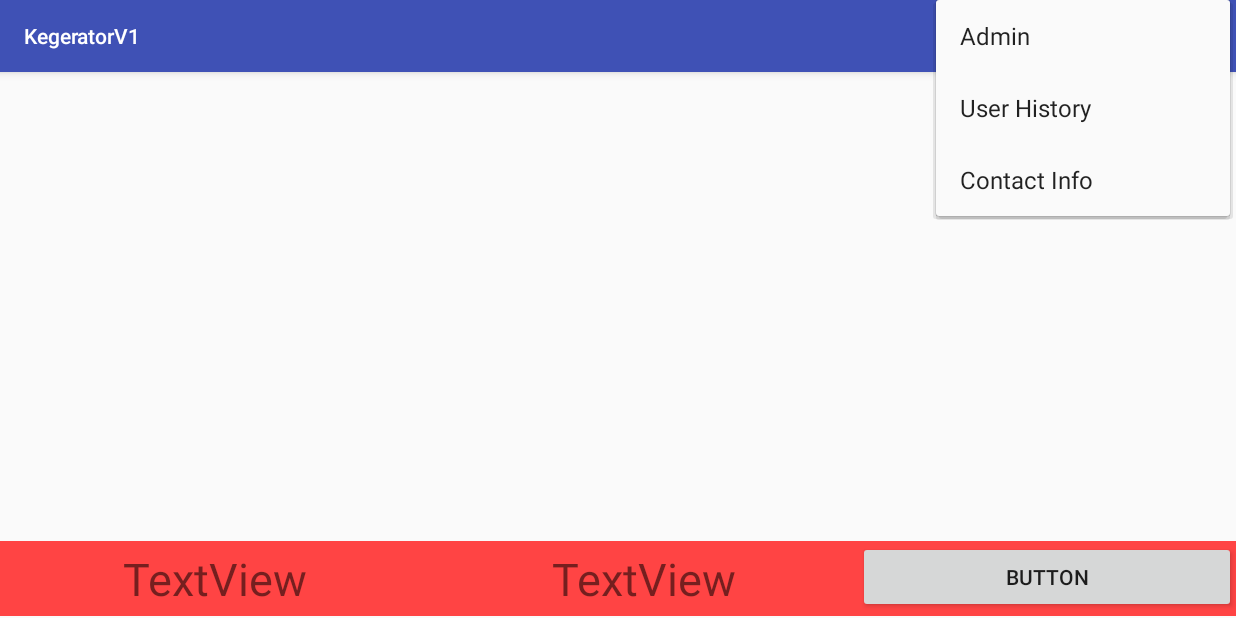
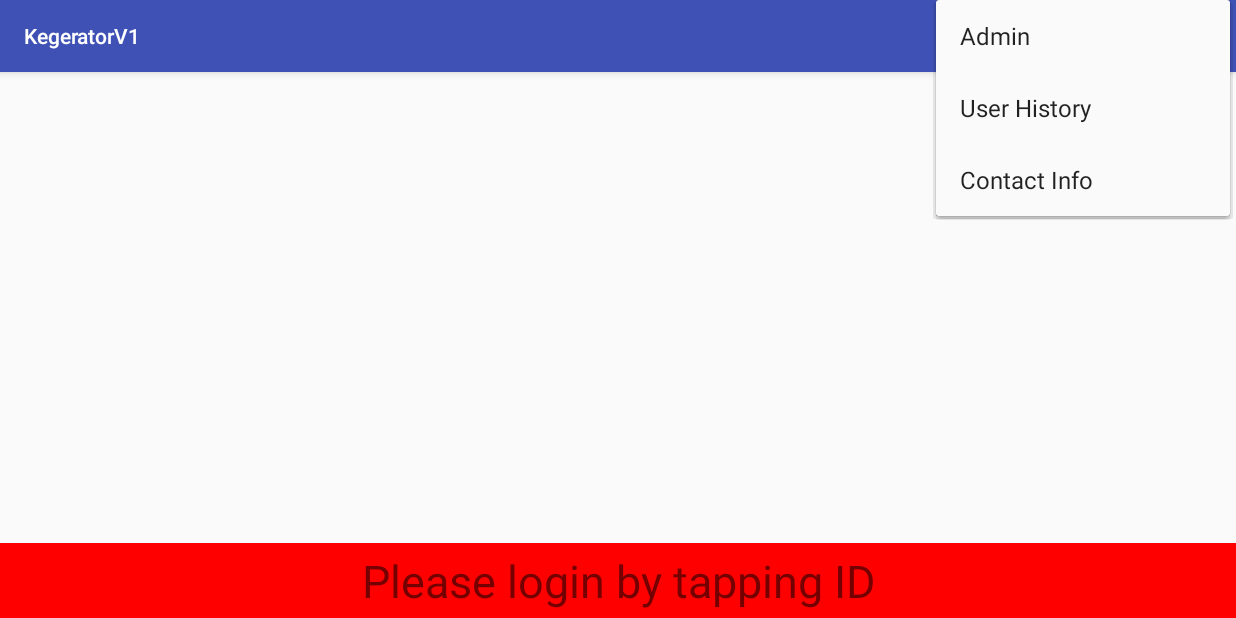
Before and after one commit to scottmayberry/KegeratorV2, an Android app: the screen it shows after launch (MainActivity), with the options menu open, on a phone screen of 824 x 412 dp (held sideways). Run offline under Robolectric (Android 15) with nearby library versions, the phone set to English and light mode, and no system bars; our stand-ins replace Firebase (no records; nobody signed in at launch, a user with empty details on screens opened directly); libraries missing offline, so code that uses them is left out: com.dropbox.client2.

Commit message:
Connecting to Arduino

```diff
--- a/app/src/main/java/com/example/sctma/kegeratorv1/MainActivity.java
+++ b/app/src/main/java/com/example/sctma/kegeratorv1/MainActivity.java
@@ -7,6 +7,7 @@ import android.content.Intent;
 import android.content.IntentFilter;
 import android.graphics.Bitmap;
 import android.graphics.BitmapFactory;
+import android.graphics.Color;
 import android.support.v4.content.LocalBroadcastManager;
 import android.support.v7.app.AlertDialog;
 import android.support.v7.app.AppCompatActivity;
@@ -17,7 +18,10 @@ import android.view.Menu;
 import android.view.MenuInflater;
 import android.view.MenuItem;
 import android.view.View;
+import android.widget.Button;
 import android.widget.ImageView;
+import android.widget.LinearLayout;
+import android.widget.Space;
 import android.widget.TextView;
 import android.widget.Toast;
 
@@ -34,6 +38,8 @@ import com.google.firebase.database.ValueEventListener;
 import java.io.File;
 import java.util.HashMap;
 import java.util.Hashtable;
+import java.util.Timer;
+import java.util.TimerTask;
 
 import static com.example.sctma.kegeratorv1.Util.ADMIN_REQUEST;
 import static com.example.sctma.kegeratorv1.Util.balanceHashTable;
@@ -50,6 +56,8 @@ public class MainActivity extends AbstractActivity {
 
     CardView keg1;
     CardView keg2;
+
+    Timer timer;
 
     boolean cardReadStart;
     StringBuilder cardString;
@@ -101,14 +109,16 @@ public class MainActivity extends AbstractActivity {
             String key = dataSnapshot.getKey();
             rfidHashTable.put(key,
                     new RFID((String) dataSnapshot.child("rfid").getValue(),
-                            (String) dataSnapshot.child("PushID").getValue()));
+                            (String) dataSnapshot.child("pushID").getValue(),
+                            (String) dataSnapshot.child("username").getValue()));
         }
 
         @Override
         public void onChildChanged(DataSnapshot dataSnapshot, String s) {
             RFID user = rfidHashTable.get(dataSnapshot.getKey());
             user.setRFID((String)dataSnapshot.child("rfid").getValue());
-            user.setPushID((String) dataSnapshot.child("PushID").getValue());
+            user.setPushID((String) dataSnapshot.child("pushID").getValue());
+            user.setUsername((String) dataSnapshot.child("username").getValue());
         }
 
         @Override
@@ -264,6 +274,8 @@ public class MainActivity extends AbstractActivity {
         cardReadStart = false;
         cardString = new StringBuilder();
 
+        logOut();
+
 
 
         //click listeners for the buttons
@@ -271,9 +283,18 @@ public class MainActivity extends AbstractActivity {
             @Override
             public void onClick(View v) {
                 //on click listener to keg 1 screen
-                Intent intent = new Intent(getApplicationContext(), PourActivity.class);
+                String ra = "12:201:182:203";
+                RFID rad = rfidHashTable.get(ra);
+                User u = userHashTable.get(rad.getPushID());
+                Balance b = balanceHashTable.get(u.getUsername());
+                if(Util.currentUser == null)
+                    logOn(u,b);
+                else
+                    logOut();
+
+                /*Intent intent = new Intent(getApplicationContext(), PourActivity.class);
                 intent.putExtra("KegPos", 0);
-                startActivity(intent);
+                startActivity(intent);*/
             }
         });
         keg2.setOnClickListener(new View.OnClickListener(){
@@ -281,6 +302,15 @@ public class MainActivity extends AbstractActivity {
             @Override
             public void onClick(View v) {
                 //on click listener to keg 2 screen
+                if(Util.currentUser == null) {
+                    Toast.makeText(getApplicationContext(), "Please log in first", Toast.LENGTH_SHORT).show();
+                    return;
+                }
+                if(Util.currentBalance.getBalance() < 3) {
+                    Toast.makeText(getApplicationContext(), "Balance must be greater than $3 to begin pouring", Toast.LENGTH_SHORT).show();
+                    return;
+                }
+
                 Intent intent = new Intent(getApplicationContext(), PourActivity.class);
                 intent.putExtra("KegPos", 1);
                 startActivity(intent);
@@ -304,6 +334,50 @@ public class MainActivity extends AbstractActivity {
 
     }
 
+    private void logOn(User u, Balance b)
+    {
+        Util.currentUser = u;
+        Util.currentBalance = b;
+        Toast.makeText(getApplicationContext(), "Welcome " + u.getName(), Toast.LENGTH_SHORT).show();
+        logOnView(true);
+
+    }
+    private void logOut()
+    {
+        if(Util.currentUser != null)
+            Toast.makeText(getApplicationContext(), Util.currentUser.getName() + " logged out", Toast.LENGTH_SHORT).show();
+        Util.currentBalance = null;
+        Util.currentUser = null;
+        logOnView(false);
+    }
+    private void logOnView(boolean b)
+    {
+        if(b)
+        {
+            ((TextView)findViewById(R.id.loginTextNotification)).setVisibility(View.GONE);
+            ((TextView)findViewById(R.id.loginNameText)).setVisibility(View.VISIBLE);
+            ((TextView)findViewById(R.id.loginNameText)).setText(Util.currentUser.getName());
+            ((TextView)findViewById(R.id.loginBalanceText)).setVisibility(View.VISIBLE);
+            ((TextView)findViewById(R.id.loginBalanceText)).setText("" + Util.currentBalance.getBalance());
+            ((TextView)findViewById(R.id.balanceTitleText)).setVisibility(View.VISIBLE);
+            ((Button)findViewById(R.id.logoutButton)).setVisibility(View.VISIBLE);
+            ((Space)findViewById(R.id.logOnSpace)).setVisibility(View.VISIBLE);
+            ((LinearLayout)findViewById(R.id.loginLinearLayout)).setVisibility(View.VISIBLE);
+            ((LinearLayout)findViewById(R.id.loginLinearLayout)).setBackgroundColor(Color.GREEN);
+        }
+        else
+        {
+            ((TextView)findViewById(R.id.loginTextNotification)).setVisibility(View.VISIBLE);
+            ((TextView)findViewById(R.id.loginNameText)).setVisibility(View.GONE);
+            ((TextView)findViewById(R.id.loginBalanceText)).setVisibility(View.GONE);
+            ((TextView)findViewById(R.id.balanceTitleText)).setVisibility(View.GONE);
+            ((Space)findViewById(R.id.logOnSpace)).setVisibility(View.GONE);
+            ((Button)findViewById(R.id.logoutButton)).setVisibility(View.GONE);
+            ((LinearLayout)findViewById(R.id.loginLinearLayout)).setVisibility(View.VISIBLE);
+            ((LinearLayout)findViewById(R.id.loginLinearLayout)).setBackgroundColor(Color.RED);
+        }
+
+    }
     @Override
     public void setmMessageReceiver() {
         mMessageReceiver = new BroadcastReceiver() {
@@ -383,9 +457,6 @@ public class MainActivity extends AbstractActivity {
     protected void onResume(){
         super.onResume();
         Util.mContext = getApplicationContext();
-        //String ri = "" + ((int)(Math.random()*1000000));
-        //User nu = new User("" + ((int)(Math.random()*1000000)),"" + ((int)(Math.random()*1000000)) , "" + ((int)(Math.random()*1000000)), "Senior", "asdf@mit.edu", true, ri);
-        //Util.ref.child("Users").child(ri).setValue(nu);
         writeToBluetooth(this, R.string.RFID_STATE);
     }//on resume
 
--- a/app/src/main/java/com/example/sctma/kegeratorv1/RFIDScannerActivity.java
+++ b/app/src/main/java/com/example/sctma/kegeratorv1/RFIDScannerActivity.java
@@ -88,6 +88,7 @@ public class RFIDScannerActivity extends AbstractActivity {
     protected void onResume() {
         super.onResume();
         Util.writeToBluetooth(this, R.string.RFID_STATE);
+
     }
 
 
--- a/app/src/main/java/com/example/sctma/kegeratorv1/Util.java
+++ b/app/src/main/java/com/example/sctma/kegeratorv1/Util.java
@@ -35,7 +35,12 @@ public class Util {
     static Hashtable<String, Balance> balanceHashTable;
     static KegInfo kegInfo[] = new KegInfo[2];
 
+    static User currentUser;
+    static Balance currentBalance;
+
+
     static Context mContext;
+
     static void writeToBluetooth(Context context, String info)
     {
         Intent intent = new Intent(context, BluetoothDataService.class);
--- a/app/src/main/res/layout/activity_main.xml
+++ b/app/src/main/res/layout/activity_main.xml
@@ -10,12 +10,22 @@
         android:id="@+id/loginLinearLayout"
         android:layout_width="0dp"
         android:layout_height="50dp"
-        android:layout_marginBottom="1dp"
+        android:layout_marginBottom="0dp"
         android:background="@android:color/holo_red_light"
         android:orientation="horizontal"
         app:layout_constraintBottom_toBottomOf="parent"
         app:layout_constraintLeft_toLeftOf="parent"
         app:layout_constraintRight_toRightOf="parent">
+
+        <TextView
+            android:id="@+id/loginTextNotification"
+            android:layout_width="wrap_content"
+            android:layout_height="wrap_content"
+            android:layout_gravity="center_vertical|center_horizontal"
+            android:layout_weight="1"
+            android:gravity="center_vertical|center_horizontal"
+            android:text="Please login by tapping ID"
+            android:textSize="30sp" />
 
         <TextView
             android:id="@+id/loginNameText"
@@ -28,7 +38,17 @@
             android:textSize="30sp" />
 
         <TextView
-            android:id="@+id/loginAccountText"
+            android:id="@+id/balanceTitleText"
+            android:layout_width="wrap_content"
+            android:layout_height="wrap_content"
+            android:layout_gravity="center_vertical|center_horizontal"
+            android:layout_weight="1"
+            android:gravity="right|center_vertical|center_horizontal"
+            android:text="Balance:"
+            android:textSize="20sp" />
+
+        <TextView
+            android:id="@+id/loginBalanceText"
             android:layout_width="wrap_content"
             android:layout_height="wrap_content"
             android:layout_gravity="center_vertical|center_horizontal"
@@ -37,12 +57,18 @@
             android:text="TextView"
             android:textSize="30sp" />
 
+        <Space
+            android:id="@+id/logOnSpace"
+            android:layout_width="wrap_content"
+            android:layout_height="wrap_content"
+            android:layout_weight="1" />
+
         <Button
             android:id="@+id/logoutButton"
             android:layout_width="wrap_content"
             android:layout_height="wrap_content"
             android:layout_weight="1"
-            android:text="Button" />
+            android:text="Logout" />
 
     </LinearLayout>
 
--- a/app/src/main/res/layout/activity_pour.xml
+++ b/app/src/main/res/layout/activity_pour.xml
@@ -109,7 +109,7 @@
         android:id="@+id/loginLinearLayout"
         android:layout_width="0dp"
         android:layout_height="50dp"
-        android:layout_marginBottom="1dp"
+        android:layout_marginBottom="0dp"
         android:background="@android:color/holo_red_light"
         android:orientation="horizontal"
         app:layout_constraintBottom_toBottomOf="parent"
```
Also changed, not shown: app/src/main/java/com/example/sctma/kegeratorv1/RFID.java (+20 -1 lines).
